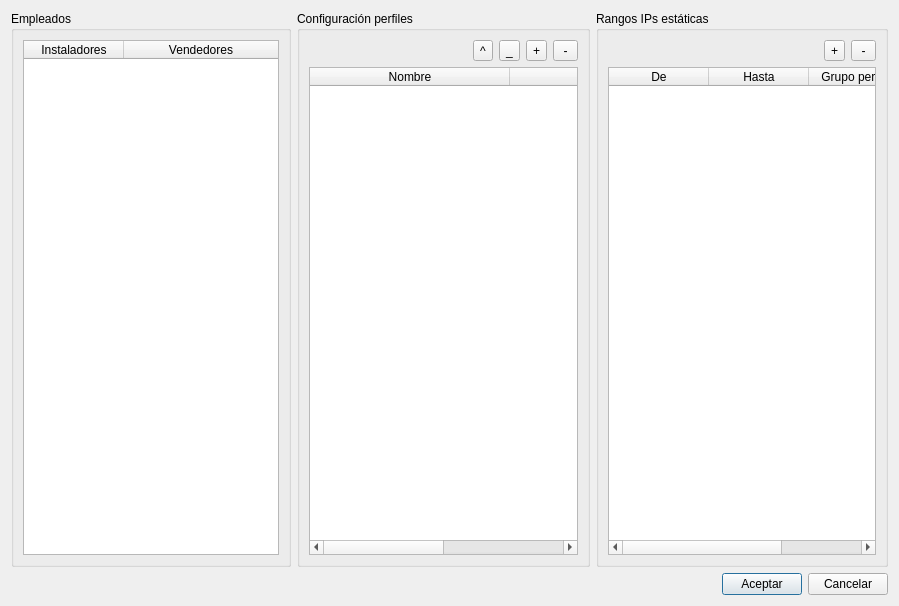
This is src/Dialogs/DlgConfiguracion.ui in silderan/QMikPPPManager as Qt 5 draws it before an edit. The edited form follows.
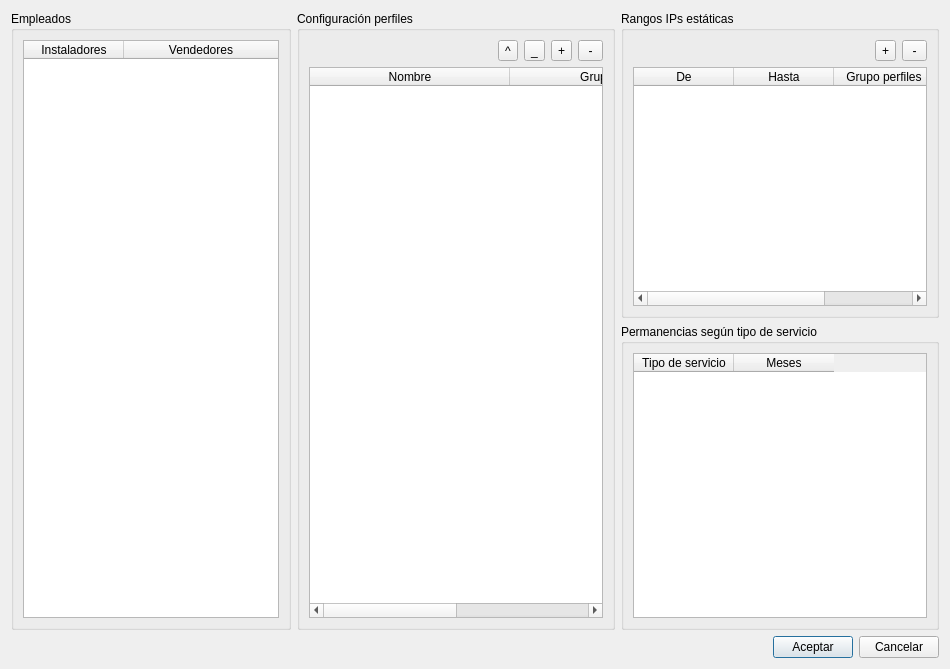
This is the edited form.

What changed in the file:
```diff
--- a/src/Dialogs/DlgConfiguracion.ui
+++ b/src/Dialogs/DlgConfiguracion.ui
@@ -6,134 +6,14 @@
    <rect>
     <x>0</x>
     <y>0</y>
-    <width>899</width>
-    <height>606</height>
+    <width>950</width>
+    <height>669</height>
    </rect>
   </property>
   <property name="windowTitle">
    <string>Configuración</string>
   </property>
   <layout class="QGridLayout" name="gridLayout">
-   <item row="0" column="0">
-    <widget class="QGroupBox" name="groupBox">
-     <property name="title">
-      <string>Empleados</string>
-     </property>
-     <layout class="QGridLayout" name="gridLayout_3">
-      <item row="0" column="0">
-       <widget class="QTableWidget" name="listaInstaladores">
-        <property name="sizePolicy">
-         <sizepolicy hsizetype="Maximum" vsizetype="Expanding">
-          <horstretch>0</horstretch>
-          <verstretch>0</verstretch>
-         </sizepolicy>
-        </property>
-        <attribute name="horizontalHeaderStretchLastSection">
-         <bool>true</bool>
-        </attribute>
-        <attribute name="verticalHeaderMinimumSectionSize">
-         <number>15</number>
-        </attribute>
-        <attribute name="verticalHeaderDefaultSectionSize">
-         <number>26</number>
-        </attribute>
-        <column>
-         <property name="text">
-          <string>Instaladores</string>
-         </property>
-        </column>
-        <column>
-         <property name="text">
-          <string>Vendedores</string>
-         </property>
-        </column>
-       </widget>
-      </item>
-     </layout>
-    </widget>
-   </item>
-   <item row="0" column="1">
-    <widget class="QGroupBox" name="groupBox_2">
-     <property name="title">
-      <string>Configuración perfiles</string>
-     </property>
-     <layout class="QGridLayout" name="gridLayout_4">
-      <item row="0" column="3">
-       <widget class="QToolButton" name="addProfileButton">
-        <property name="text">
-         <string>+</string>
-        </property>
-       </widget>
-      </item>
-      <item row="0" column="2">
-       <widget class="QToolButton" name="downButton">
-        <property name="text">
-         <string>_</string>
-        </property>
-       </widget>
-      </item>
-      <item row="0" column="4">
-       <widget class="QToolButton" name="delProfileButton">
-        <property name="text">
-         <string> - </string>
-        </property>
-       </widget>
-      </item>
-      <item row="1" column="0" colspan="5">
-       <widget class="QTableWidget" name="profilesTable">
-        <property name="wordWrap">
-         <bool>false</bool>
-        </property>
-        <property name="cornerButtonEnabled">
-         <bool>false</bool>
-        </property>
-        <attribute name="horizontalHeaderDefaultSectionSize">
-         <number>200</number>
-        </attribute>
-        <attribute name="horizontalHeaderStretchLastSection">
-         <bool>true</bool>
-        </attribute>
-        <attribute name="verticalHeaderMinimumSectionSize">
-         <number>30</number>
-        </attribute>
-        <attribute name="verticalHeaderDefaultSectionSize">
-         <number>30</number>
-        </attribute>
-        <column>
-         <property name="text">
-          <string>Nombre</string>
-         </property>
-        </column>
-        <column>
-         <property name="text">
-          <string>Grupo/Tipo</string>
-         </property>
-        </column>
-       </widget>
-      </item>
-      <item row="0" column="1">
-       <widget class="QToolButton" name="upButton">
-        <property name="text">
-         <string>^</string>
-        </property>
-       </widget>
-      </item>
-      <item row="0" column="0">
-       <spacer name="horizontalSpacer_2">
-        <property name="orientation">
-         <enum>Qt::Horizontal</enum>
-        </property>
-        <property name="sizeHint" stdset="0">
-         <size>
-          <width>40</width>
-          <height>20</height>
-         </size>
-        </property>
-       </spacer>
-      </item>
-     </layout>
-    </widget>
-   </item>
    <item row="0" column="2">
     <widget class="QGroupBox" name="grRangosIP">
      <property name="title">
@@ -189,7 +69,7 @@
      </layout>
     </widget>
    </item>
-   <item row="1" column="0" colspan="3">
+   <item row="2" column="0" colspan="3">
     <layout class="QHBoxLayout" name="horizontalLayout">
      <item>
       <spacer name="horizontalSpacer_4">
@@ -235,6 +115,149 @@
      </item>
     </layout>
    </item>
+   <item row="1" column="2">
+    <widget class="QGroupBox" name="groupBox_3">
+     <property name="title">
+      <string>Permanencias según tipo de servicio</string>
+     </property>
+     <layout class="QGridLayout" name="gridLayout_5">
+      <item row="0" column="0">
+       <widget class="QTableWidget" name="permTable">
+        <column>
+         <property name="text">
+          <string>Tipo de servicio</string>
+         </property>
+        </column>
+        <column>
+         <property name="text">
+          <string>Meses</string>
+         </property>
+        </column>
+       </widget>
+      </item>
+     </layout>
+    </widget>
+   </item>
+   <item row="0" column="1" rowspan="2">
+    <widget class="QGroupBox" name="groupBox_2">
+     <property name="title">
+      <string>Configuración perfiles</string>
+     </property>
+     <layout class="QGridLayout" name="gridLayout_4">
+      <item row="0" column="3">
+       <widget class="QToolButton" name="addProfileButton">
+        <property name="text">
+         <string>+</string>
+        </property>
+       </widget>
+      </item>
+      <item row="0" column="2">
+       <widget class="QToolButton" name="downButton">
+        <property name="text">
+         <string>_</string>
+        </property>
+       </widget>
+      </item>
+      <item row="0" column="4">
+       <widget class="QToolButton" name="delProfileButton">
+        <property name="text">
+         <string> - </string>
+        </property>
+       </widget>
+      </item>
+      <item row="1" column="0" colspan="5">
+       <widget class="QTableWidget" name="profilesTable">
+        <property name="wordWrap">
+         <bool>false</bool>
+        </property>
+        <property name="cornerButtonEnabled">
+         <bool>false</bool>
+        </property>
+        <attribute name="horizontalHeaderDefaultSectionSize">
+         <number>200</number>
+        </attribute>
+        <attribute name="horizontalHeaderStretchLastSection">
+         <bool>true</bool>
+        </attribute>
+        <attribute name="verticalHeaderMinimumSectionSize">
+         <number>30</number>
+        </attribute>
+        <attribute name="verticalHeaderDefaultSectionSize">
+         <number>30</number>
+        </attribute>
+        <column>
+         <property name="text">
+          <string>Nombre</string>
+         </property>
+        </column>
+        <column>
+         <property name="text">
+          <string>Grupo/Tipo</string>
+         </property>
+        </column>
+       </widget>
+      </item>
+      <item row="0" column="1">
+       <widget class="QToolButton" name="upButton">
+        <property name="text">
+         <string>^</string>
+        </property>
+       </widget>
+      </item>
+      <item row="0" column="0">
+       <spacer name="horizontalSpacer_2">
+        <property name="orientation">
+         <enum>Qt::Horizontal</enum>
+        </property>
+        <property name="sizeHint" stdset="0">
+         <size>
+          <width>40</width>
+          <height>20</height>
+         </size>
+        </property>
+       </spacer>
+      </item>
+     </layout>
+    </widget>
+   </item>
+   <item row="0" column="0" rowspan="2">
+    <widget class="QGroupBox" name="groupBox">
+     <property name="title">
+      <string>Empleados</string>
+     </property>
+     <layout class="QGridLayout" name="gridLayout_3">
+      <item row="0" column="0">
+       <widget class="QTableWidget" name="listaInstaladores">
+        <property name="sizePolicy">
+         <sizepolicy hsizetype="Maximum" vsizetype="Expanding">
+          <horstretch>0</horstretch>
+          <verstretch>0</verstretch>
+         </sizepolicy>
+        </property>
+        <attribute name="horizontalHeaderStretchLastSection">
+         <bool>true</bool>
+        </attribute>
+        <attribute name="verticalHeaderMinimumSectionSize">
+         <number>15</number>
+        </attribute>
+        <attribute name="verticalHeaderDefaultSectionSize">
+         <number>26</number>
+        </attribute>
+        <column>
+         <property name="text">
+          <string>Instaladores</string>
+         </property>
+        </column>
+        <column>
+         <property name="text">
+          <string>Vendedores</string>
+         </property>
+        </column>
+       </widget>
+      </item>
+     </layout>
+    </widget>
+   </item>
   </layout>
  </widget>
  <resources/>
```
Left out of the diff: 14 changed lines with no effect on the pictures.
